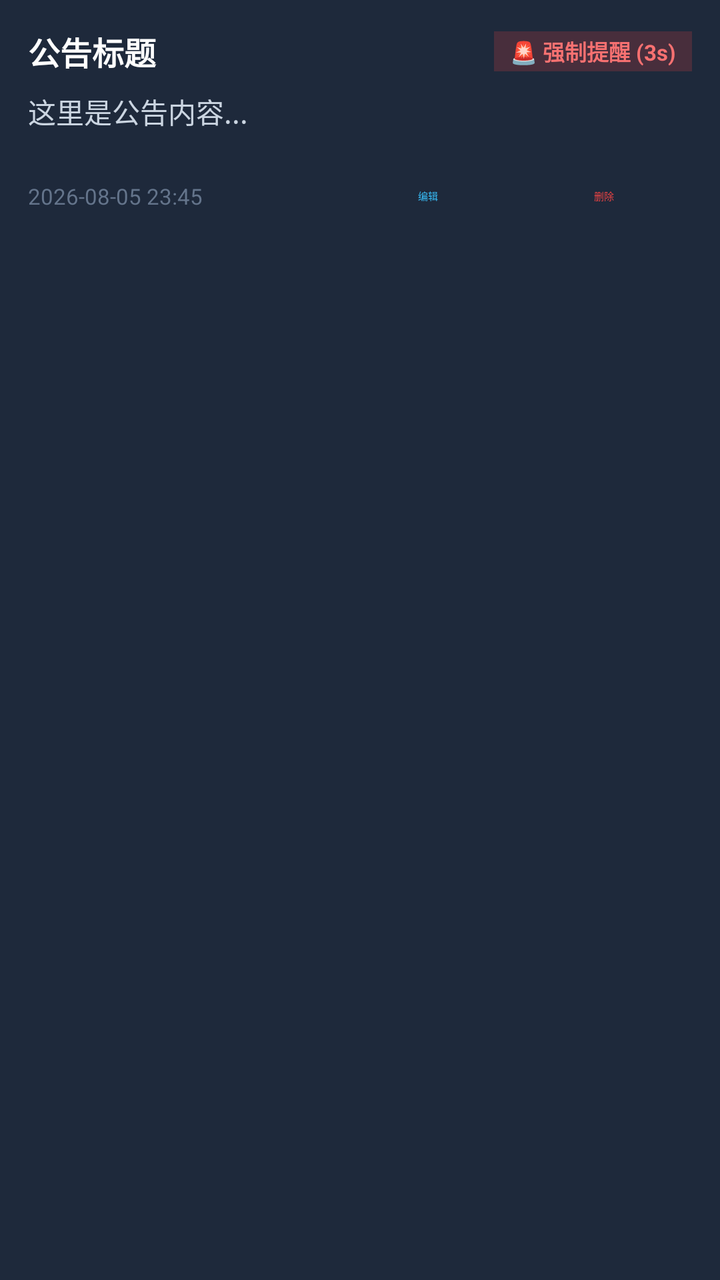
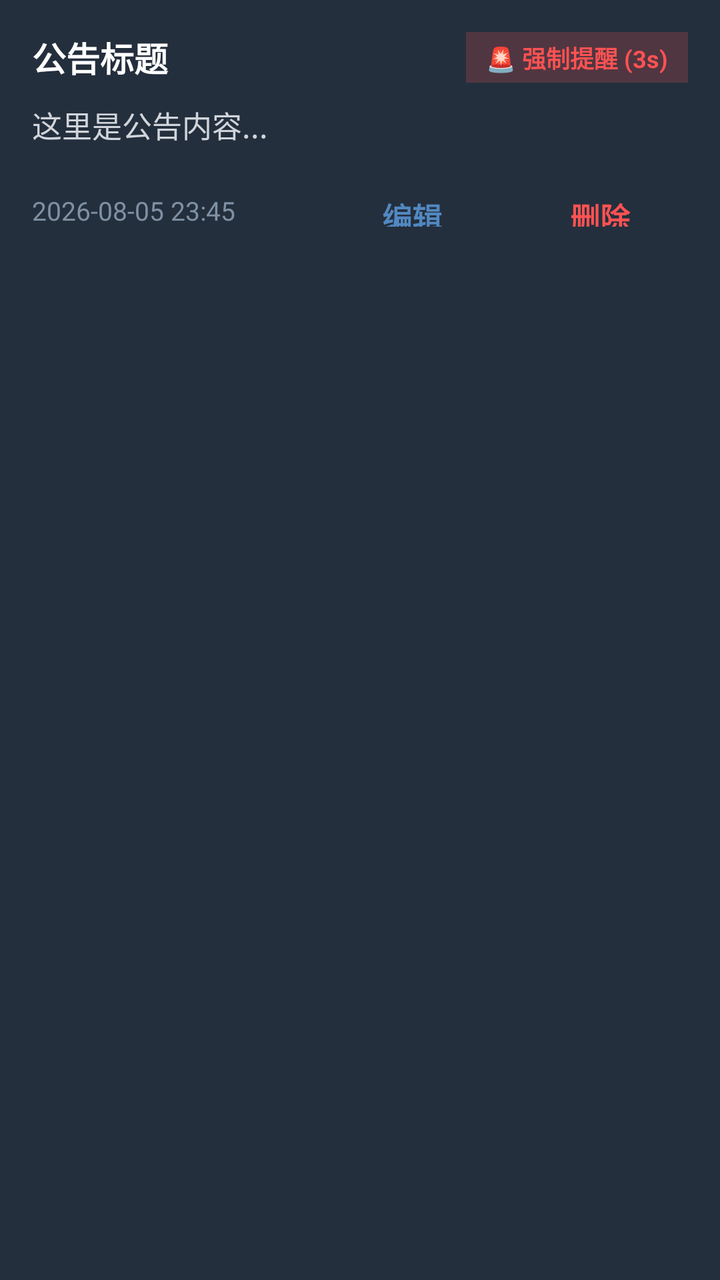

Two renders of the same Android screen: before a commit and after it. Below are the layout's source before the change and the commit's diff.
<!-- AndroidManifest.xml: application theme Theme.NFCTime -->
<!-- res/layout/item_announcement.xml -->
<?xml version="1.0" encoding="utf-8"?>
<LinearLayout xmlns:android="http://schemas.android.com/apk/res/android"
    android:layout_width="match_parent"
    android:layout_height="wrap_content"
    android:layout_marginVertical="6dp"
    android:background="#1E293B"
    android:orientation="vertical"
    android:padding="14dp">

    <LinearLayout
        android:layout_width="match_parent"
        android:layout_height="wrap_content"
        android:gravity="center_vertical"
        android:orientation="horizontal">

        <TextView
            android:id="@+id/tvAnnoTitle"
            android:layout_width="0dp"
            android:layout_height="wrap_content"
            android:layout_weight="1"
            android:text="公告标题"
            android:textColor="#FFFFFF"
            android:textSize="16sp"
            android:textStyle="bold" />

        <TextView
            android:id="@+id/tvAnnoForceBadge"
            android:layout_width="wrap_content"
            android:layout_height="wrap_content"
            android:background="#33EF4444"
            android:paddingHorizontal="8dp"
            android:paddingVertical="2dp"
            android:text="🚨 强制提醒 (3s)"
            android:textColor="#F87171"
            android:textSize="11sp"
            android:textStyle="bold" />
    </LinearLayout>

    <TextView
        android:id="@+id/tvAnnoContent"
        android:layout_width="match_parent"
        android:layout_height="wrap_content"
        android:layout_marginVertical="8dp"
        android:text="这里是公告内容..."
        android:textColor="#CBD5E1"
        android:textSize="14sp" />

    <LinearLayout
        android:layout_width="match_parent"
        android:layout_height="wrap_content"
        android:gravity="center_vertical"
        android:orientation="horizontal">

        <TextView
            android:id="@+id/tvAnnoTime"
            android:layout_width="0dp"
            android:layout_height="wrap_content"
            android:layout_weight="1"
            android:text="2026-08-05 23:45"
            android:textColor="#64748B"
            android:textSize="11sp" />

        <Button
            android:id="@+id/btnEditAnno"
            style="@style/Widget.Material3.Button.TextButton"
            android:layout_width="wrap_content"
            android:layout_height="wrap_content"
            android:text="编辑"
            android:textColor="#38BDF8" />

        <Button
            android:id="@+id/btnDeleteAnno"
            style="@style/Widget.Material3.Button.TextButton"
            android:layout_width="wrap_content"
            android:layout_height="wrap_content"
            android:text="删除"
            android:textColor="#EF4444" />
    </LinearLayout>

</LinearLayout>
<!-- resources referenced by this layout -->
<resources>
  <style name="Theme.NFCTime" parent="Theme.MaterialComponents.DayNight.NoActionBar">
          <item name="colorPrimary">@color/tg_blue</item>
          <item name="colorPrimaryVariant">@color/tg_blue_dark</item>
          <item name="colorOnPrimary">@color/tg_text_primary</item>
          <item name="colorSecondary">@color/tg_blue</item>
          <item name="android:windowBackground">@color/tg_background</item>
          <item name="android:statusBarColor">@color/tg_background</item>
          <item name="android:navigationBarColor">@color/tg_background</item>
      </style>
  <color name="tg_blue">#5288C1</color>
  <color name="tg_blue_dark">#2AABEE</color>
  <color name="tg_text_primary">#FFFFFF</color>
  <color name="tg_background">#17212B</color>
</resources>

<!-- the commit's change to res/layout/item_announcement.xml (unified diff, before → after) -->
@@ -3,9 +3,9 @@
     android:layout_width="match_parent"
     android:layout_height="wrap_content"
     android:layout_marginVertical="6dp"
-    android:background="#1E293B"
+    android:background="@color/tg_surface"
     android:orientation="vertical"
-    android:padding="14dp">
+    android:padding="16dp">
 
     <LinearLayout
         android:layout_width="match_parent"
@@ -19,20 +19,20 @@
             android:layout_height="wrap_content"
             android:layout_weight="1"
             android:text="公告标题"
-            android:textColor="#FFFFFF"
-            android:textSize="16sp"
+            android:textColor="@color/tg_text_primary"
+            android:textSize="17sp"
             android:textStyle="bold" />
 
         <TextView
             android:id="@+id/tvAnnoForceBadge"
             android:layout_width="wrap_content"
             android:layout_height="wrap_content"
-            android:background="#33EF4444"
-            android:paddingHorizontal="8dp"
-            android:paddingVertical="2dp"
+            android:background="#33FF5252"
+            android:paddingHorizontal="10dp"
+            android:paddingVertical="4dp"
             android:text="🚨 强制提醒 (3s)"
-            android:textColor="#F87171"
-            android:textSize="11sp"
+            android:textColor="@color/tg_status_red"
+            android:textSize="12sp"
             android:textStyle="bold" />
     </LinearLayout>
 
@@ -40,10 +40,10 @@
         android:id="@+id/tvAnnoContent"
         android:layout_width="match_parent"
         android:layout_height="wrap_content"
-        android:layout_marginVertical="8dp"
+        android:layout_marginVertical="10dp"
         android:text="这里是公告内容..."
-        android:textColor="#CBD5E1"
-        android:textSize="14sp" />
+        android:textColor="#D1D5DB"
+        android:textSize="15sp" />
 
     <LinearLayout
         android:layout_width="match_parent"
@@ -57,24 +57,29 @@
             android:layout_height="wrap_content"
             android:layout_weight="1"
             android:text="2026-08-05 23:45"
-            android:textColor="#64748B"
-            android:textSize="11sp" />
+            android:textColor="@color/tg_text_secondary"
+            android:textSize="13sp" />
 
         <Button
             android:id="@+id/btnEditAnno"
             style="@style/Widget.Material3.Button.TextButton"
             android:layout_width="wrap_content"
-            android:layout_height="wrap_content"
+            android:layout_height="44dp"
             android:text="编辑"
-            android:textColor="#38BDF8" />
+            android:textColor="@color/tg_blue"
+            android:textSize="15sp"
+            android:textStyle="bold" />
 
         <Button
             android:id="@+id/btnDeleteAnno"
             style="@style/Widget.Material3.Button.TextButton"
             android:layout_width="wrap_content"
-            android:layout_height="wrap_content"
+            android:layout_height="44dp"
+            android:layout_marginStart="6dp"
             android:text="删除"
-            android:textColor="#EF4444" />
+            android:textColor="@color/tg_status_red"
+            android:textSize="15sp"
+            android:textStyle="bold" />
     </LinearLayout>
 
 </LinearLayout>
<!-- resource entries referenced after the edit -->
@@ -8,10 +8,30 @@
           <item name="android:windowBackground">@color/tg_background</item>
           <item name="android:statusBarColor">@color/tg_background</item>
           <item name="android:navigationBarColor">@color/tg_background</item>
+          
+          
+          <item name="materialButtonStyle">@style/Widget.App.Button</item>
+          <item name="borderlessButtonStyle">@style/Widget.App.Button.TextButton</item>
       </style>
   <color name="tg_blue">#5288C1</color>
+  <color name="tg_status_red">#FF5252</color>
+  <color name="tg_surface">#242F3D</color>
   <color name="tg_blue_dark">#2AABEE</color>
   <color name="tg_text_primary">#FFFFFF</color>
+  <color name="tg_text_secondary">#7F91A4</color>
   <color name="tg_background">#17212B</color>
+  <style name="Widget.App.Button" parent="Widget.MaterialComponents.Button">
+          <item name="android:textSize">15sp</item>
+          <item name="android:textStyle">bold</item>
+          <item name="android:textAllCaps">false</item>
+          <item name="android:paddingVertical">10dp</item>
+      </style>
+  <style name="Widget.App.Button.TextButton" parent="Widget.MaterialComponents.Button.TextButton">
+          <item name="android:textSize">15sp</item>
+          <item name="android:textStyle">bold</item>
+          <item name="android:textAllCaps">false</item>
+          <item name="android:paddingHorizontal">12dp</item>
+          <item name="android:paddingVertical">8dp</item>
+      </style>
 </resources>
 
